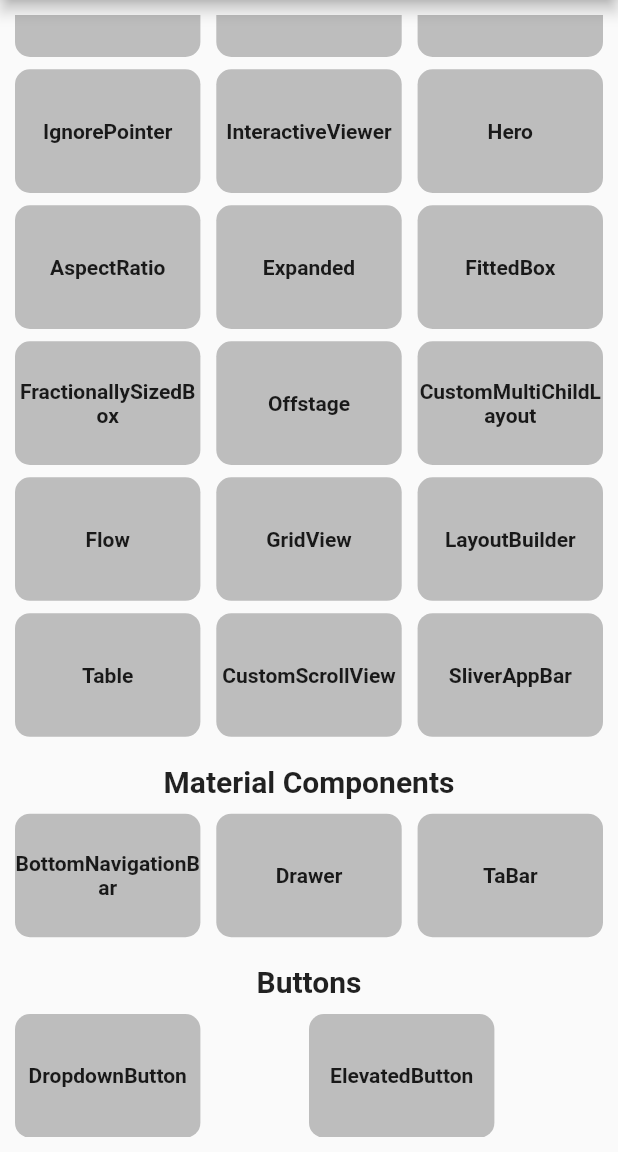
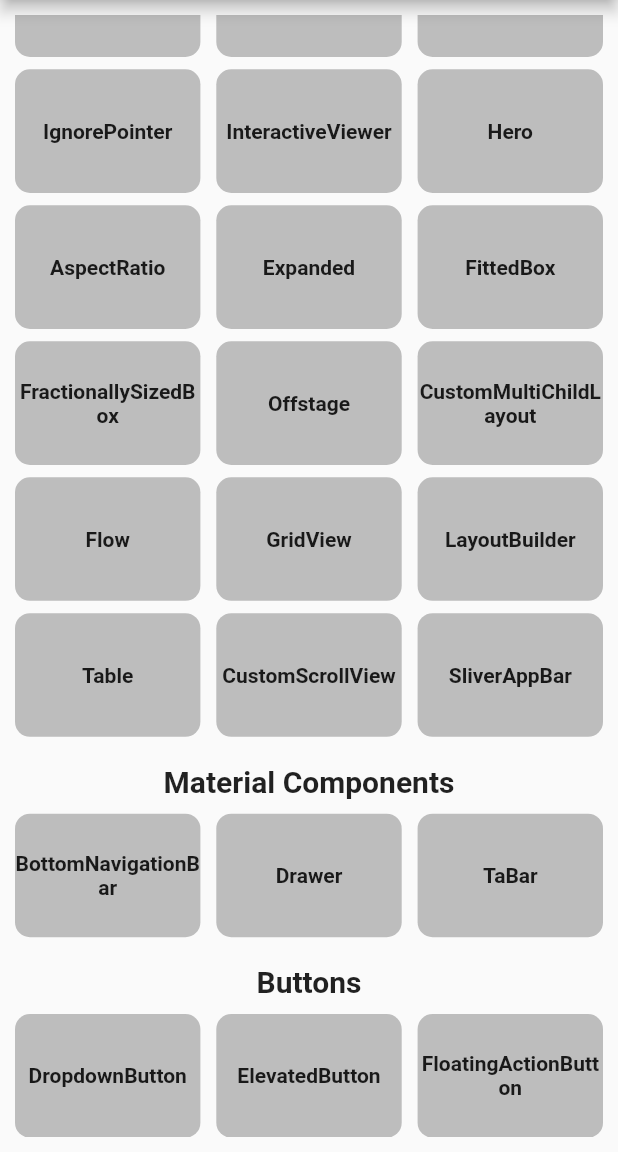
Before and after one commit to Bhargav5365/Flutter-widgets, a Flutter app: the screen it shows after launch, scrolled down 1500 dp, on a phone screen of 412 x 824 dp, the part 84-1236 px from its top. Run offline on Flutter 3.47's test engine with Material 2 defaults, Android fonts, the phone set to English and light mode, and no system bars.

Commit message:
FloatingActionButton

```diff
--- a/lib/Home.dart
+++ b/lib/Home.dart
@@ -7,6 +7,7 @@ import 'package:flutter/material.dart';
 import 'package:flutter_widgets/Material%20Components/BottomNavigationBar.dart';
 import 'package:flutter_widgets/Material%20Components/Buttons/DropdownButton.dart';
 import 'package:flutter_widgets/Material%20Components/Buttons/ElevatedButton.dart';
+import 'package:flutter_widgets/Material%20Components/Buttons/FloatingActionButton.dart';
 import 'package:flutter_widgets/Material%20Components/Drawer.dart';
 import 'package:flutter_widgets/Material%20Components/TabBar.dart';
 import 'package:flutter_widgets/practice/AbsorbPointer.dart';
@@ -2102,6 +2103,32 @@ class _HomeState extends State<Home> {
                       ),
                     ),
                     Spacer(),
+                    GestureDetector(
+                      onTap: () {
+                        Navigator.push(
+                          context,
+                          MaterialPageRoute(
+                            builder: (context) => AAAA(),
+                          ),
+                        );
+                        print('daf');
+                      },
+                      child: Container(
+                        height: screenSize.height * 0.1,
+                        width: screenSize.width * 0.3,
+                        decoration: BoxDecoration(
+                          color: Colors.grey[400],
+                          borderRadius: BorderRadius.all(
+                            Radius.circular(10),
+                          ),
+                        ),
+                        child: Center(
+                          child: Text('FloatingActionButton',
+                              textAlign: TextAlign.center,
+                              style: TextStyle(fontWeight: FontWeight.bold)),
+                        ),
+                      ),
+                    ),
                   ],
                 ),
               ],
```
Also changed, not shown: lib/Material Components/Buttons/FloatingActionButton.dart (added, +25 -0 lines).
